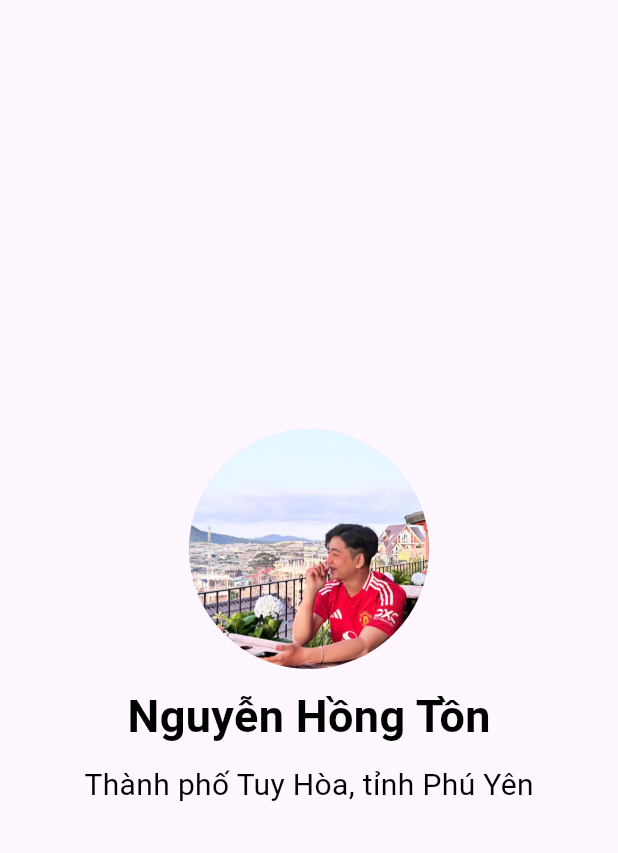
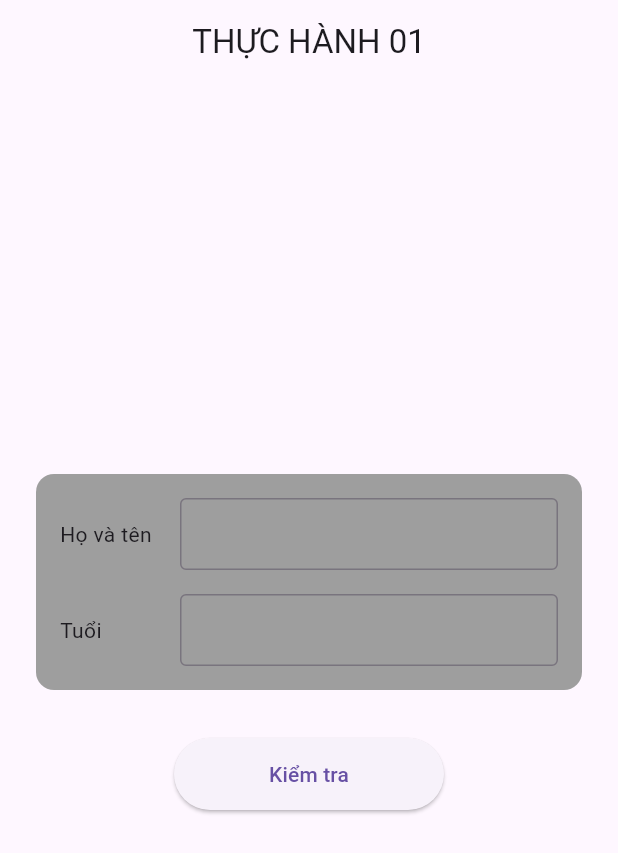
Before and after one commit to PolyEtilen-x/Mobile_Exercises, a Flutter app: the screen it shows after launch, on a phone screen of 412 x 824 dp. Shown: the top 853 px of the screen. Run offline on Flutter 3.47's test engine with Material 3 defaults, Android fonts, the phone set to English and light mode, and no system bars.

Commit message:
practice 01

```diff
--- a/mobile_learn/lib/intro.dart
+++ b/mobile_learn/lib/intro.dart
@@ -20,6 +20,9 @@ class IntroScreen extends StatelessWidget{
                 Text('Nguyễn Hồng Tồn', style: TextStyle(fontSize: 30, fontWeight: FontWeight.bold, color: Colors.black),),
                 SizedBox(height: 10,),
                 Text('Thành phố Tuy Hòa, tỉnh Phú Yên', style: TextStyle(fontSize: 20, fontWeight: FontWeight.normal, color: Colors.black),),
+                TextField(
+
+                )
               ],
             ),
           )
--- a/mobile_learn/lib/main.dart
+++ b/mobile_learn/lib/main.dart
@@ -1,4 +1,5 @@
 import 'package:flutter/material.dart';
+import './practice01.dart';
 import '/intro.dart';
 
 void main() {
@@ -12,7 +13,7 @@ class MobileApp extends StatelessWidget {
   Widget build(BuildContext context) {
     return MaterialApp(
       debugShowCheckedModeBanner: false,
-      home: IntroScreen(),
+      home: Practice01Screen(),
     );
   }
 }
--- /dev/null
+++ b/mobile_learn/lib/practice01.dart
@@ -0,0 +1,103 @@
+import 'package:flutter/material.dart';
+
+class Practice01Screen extends StatefulWidget {
+  const Practice01Screen({Key? key}) : super(key: key);
+
+  @override
+  State<Practice01Screen> createState() => _Practice01ScreenState();
+}
+
+class _Practice01ScreenState extends State<Practice01Screen> {
+  final _nameController = TextEditingController();
+  final _ageController = TextEditingController();
+  String? _result;
+
+  String classifyAge(int age) => age > 65
+      ? 'Người già (>65)'
+      : age >= 6
+          ? 'Người lớn (6-65)'
+          : age >= 2
+              ? 'Trẻ em (2-6)'
+              : 'Em bé (<2)';
+
+  void _check() {
+    final name = _nameController.text.trim();
+    final age = int.tryParse(_ageController.text.trim());
+
+    setState(() {
+      _result = name.isEmpty || age == null || age < 0
+          ? (name.isEmpty || _ageController.text.trim().isEmpty
+              ? 'Vui lòng nhập đầy đủ thông tin.'
+              : 'Tuổi không hợp lệ!')
+          : 'Họ tên: $name\nTuổi: $age\nPhân loại: ${classifyAge(age)}';
+    });
+  }
+
+  Widget _buildInputRow(String label, TextEditingController controller, {bool isNumber = false}) {
+    return Row(
+      children: [
+        SizedBox(width: 80, child: Text(label)),
+        Expanded(
+          child: TextField(
+            controller: controller,
+            keyboardType: isNumber ? TextInputType.number : TextInputType.text,
+            decoration: const InputDecoration(
+              border: OutlineInputBorder(),
+              isDense: true,
+            ),
+          ),
+        ),
+      ],
+    );
+  }
+
+  @override
+  Widget build(BuildContext context) {
+    return Scaffold(
+      appBar: AppBar(title: const Text('THỰC HÀNH 01'), centerTitle: true),
+      body: Center(
+        child: Padding(
+          padding: const EdgeInsets.all(24),
+          child: Column(
+            mainAxisAlignment: MainAxisAlignment.center,
+            children: [
+              Container(
+                padding: const EdgeInsets.all(16),
+                decoration: BoxDecoration(
+                  color: Colors.grey,
+                  borderRadius: BorderRadius.circular(12),
+                ),
+                child: Column(
+                  children: [
+                    _buildInputRow('Họ và tên', _nameController),
+                    const SizedBox(height: 16),
+                    _buildInputRow('Tuổi', _ageController, isNumber: true),
+                  ],
+                ),
+              ),
+              const SizedBox(height: 32),
+              SizedBox(
+                width: 180,
+                height: 48,
+                child: ElevatedButton(
+                  onPressed: _check,
+                  child: const Text('Kiểm tra'),
+                ),
+              ),
+              const SizedBox(height: 24),
+              if (_result != null)
+                Container(
+                  padding: const EdgeInsets.all(16),
+                  decoration: BoxDecoration(
+                    color: Colors.blue[50],
+                    borderRadius: BorderRadius.circular(8),
+                  ),
+                  child: Text(_result!, style: const TextStyle(fontSize: 18)),
+                ),
+            ],
+          ),
+        ),
+      ),
+    );
+  }
+}
```
